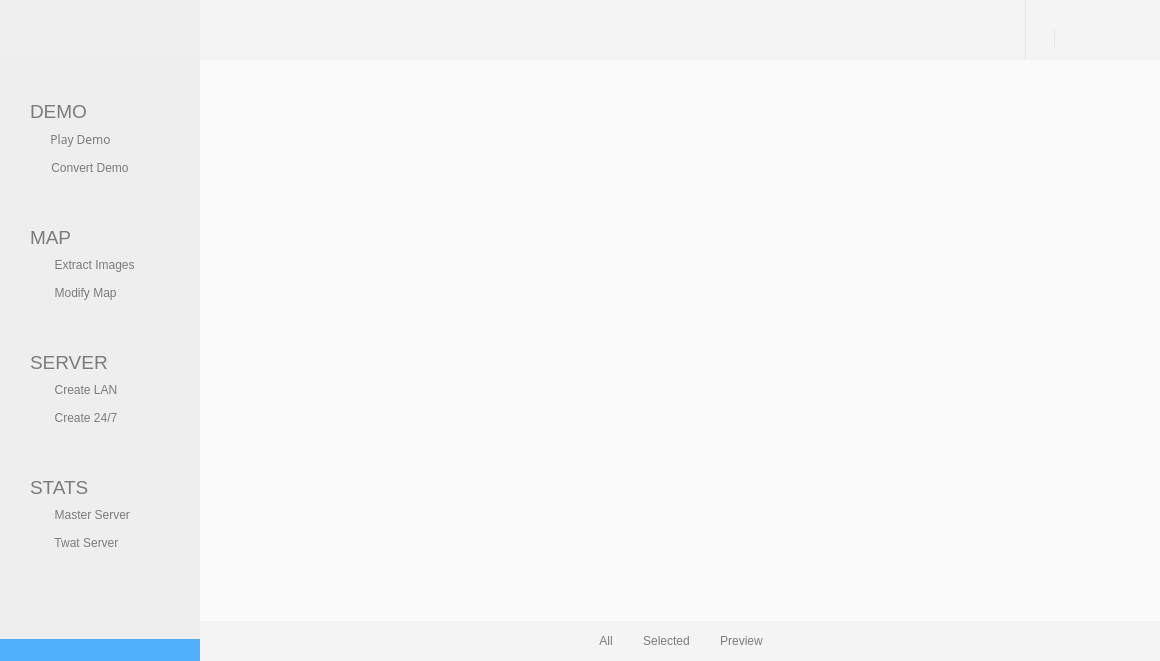
First picture: the form in src/ui/ui_layouts/mainwindow.ui, repository Malekblubb/TWAT-Project, before the edit.
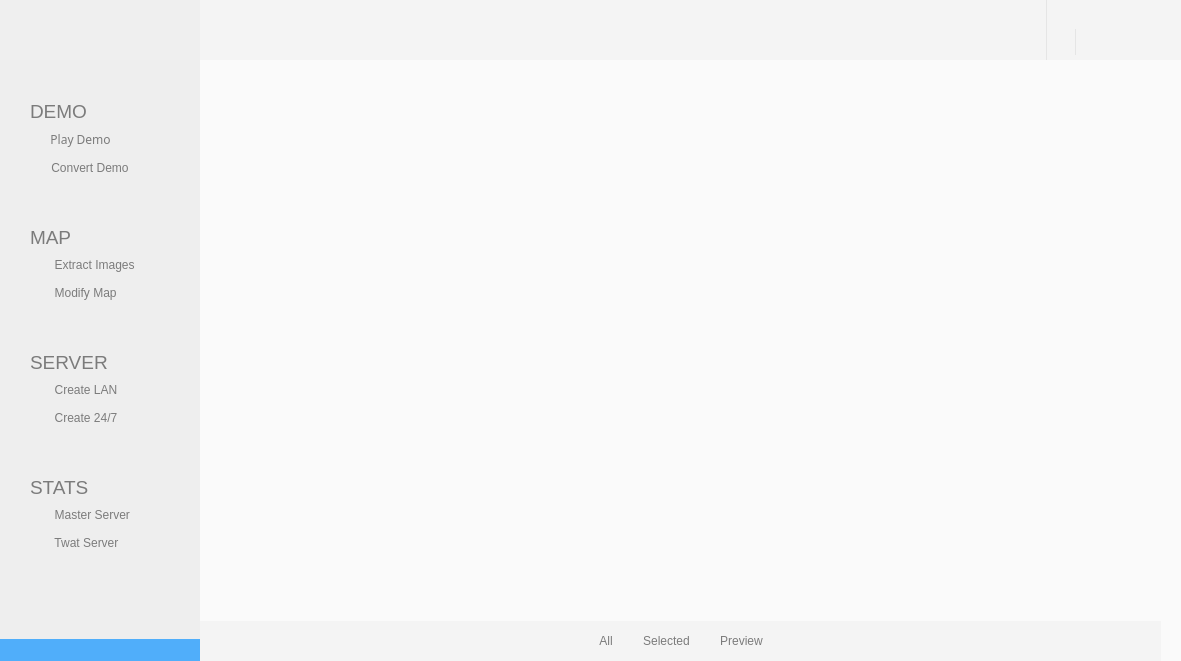
Second picture: the form after the edit. Icons and pictures are not drawn. Custom widgets are drawn as their Qt base class.

What changed in the file:
```diff
--- a/src/ui/ui_layouts/mainwindow.ui
+++ b/src/ui/ui_layouts/mainwindow.ui
@@ -6,7 +6,7 @@
    <rect>
     <x>0</x>
     <y>0</y>
-    <width>1160</width>
+    <width>1181</width>
     <height>661</height>
    </rect>
   </property>
@@ -865,8 +865,8 @@
           <rect>
            <x>29</x>
            <y>29</y>
-           <width>84</width>
-           <height>18</height>
+           <width>108</width>
+           <height>26</height>
           </rect>
          </property>
          <layout class="QHBoxLayout" name="horizontalLayout">
```
